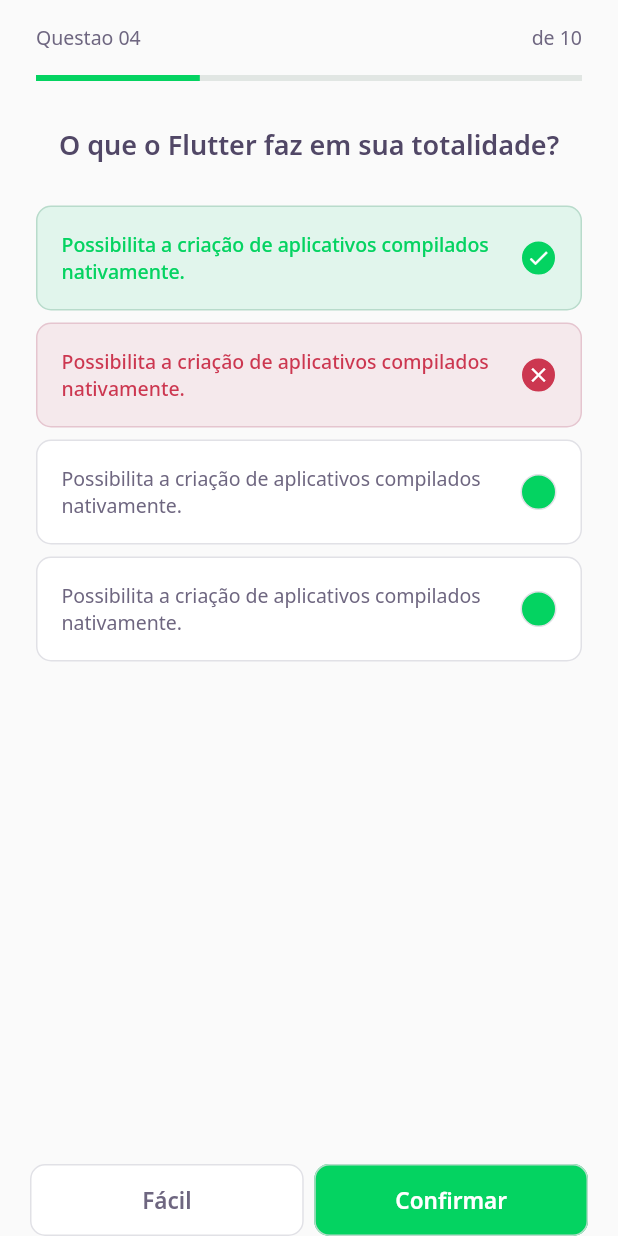
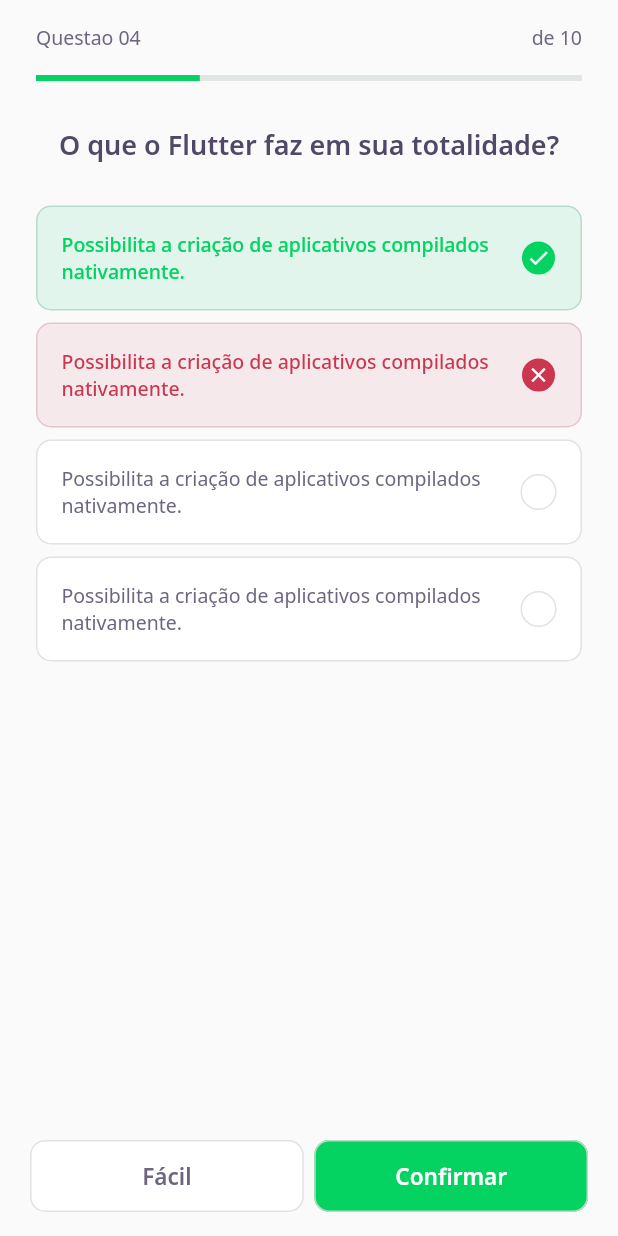
Before and after one commit to GabrielGPF/nlw_trilha_flutter, a Flutter app: the screen it shows after launch, on a phone screen of 412 x 824 dp. Run offline on Flutter 3.47's test engine with Material 2 defaults, Android fonts, the phone set to English and light mode, and no system bars; our stand-ins replace google_fonts.

Commit message:
Challenge Page details

```diff
--- a/lib/components/molecules/molecule_quiz_answer.dart
+++ b/lib/components/molecules/molecule_quiz_answer.dart
@@ -59,7 +59,7 @@
               height: 24,
               width: 24,
               decoration: BoxDecoration(
-                color: isSelected ? _selectedColorRight : AppColors.darkGreen,
+                color: isSelected ? _selectedColorRight : AppColors.white,
                 shape: BoxShape.circle,
                 border: Border.fromBorderSide(
                   BorderSide(
--- a/lib/pages/challenge_page.dart
+++ b/lib/pages/challenge_page.dart
@@ -29,7 +29,10 @@
         bottom: true,
         child: Padding(
           padding: const EdgeInsets.symmetric(horizontal: 20.0),
-          child: Row(
+          child: Column(
+            mainAxisSize: MainAxisSize.min,
+            children: [
+              Row(
                 mainAxisAlignment: MainAxisAlignment.spaceAround,
                 children: [
                   Expanded(
@@ -47,6 +50,9 @@
                   ),
                 ],
               ),
+              SizedBox(height: 16),
+            ],
+          ),
         ),
       ),
     );
```
Lines whose indentation alone changed are shown as unchanged.
